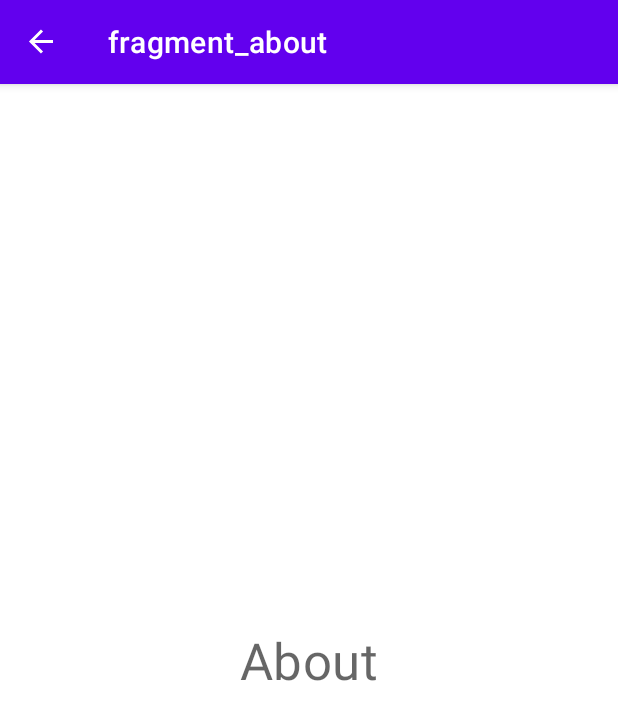
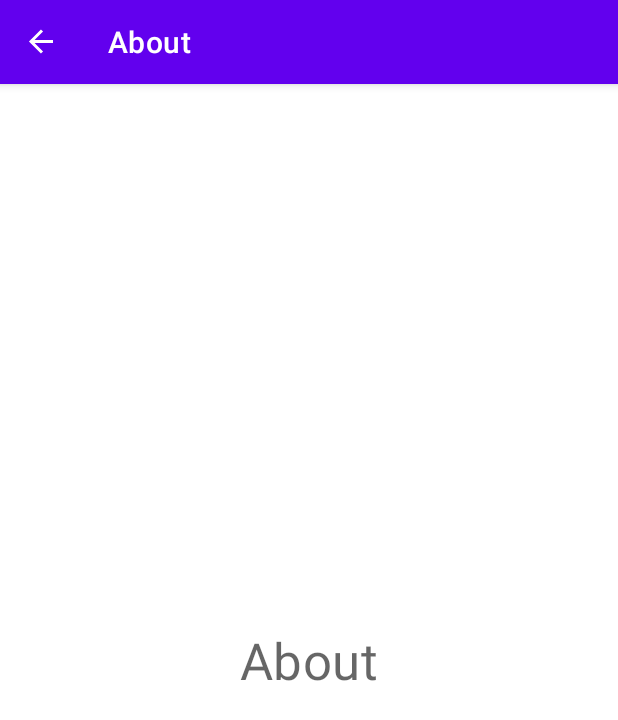
Before and after one commit to JezReal/ClassKo, an Android app: the screen it shows after launch (MainActivity), in the options menu, after a tap on "About", on a phone screen of 412 x 824 dp. Shown: the top 720 px of the screen. Run offline under Robolectric (Android 15) with nearby library versions, the phone set to English and light mode, and no system bars; our stand-ins replace Dagger/Hilt's generated code, Room's generated code, Timber, navigation-ui.

Commit message:
update fragment labels

```diff
--- a/app/src/main/res/navigation/nav_graph.xml
+++ b/app/src/main/res/navigation/nav_graph.xml
@@ -8,8 +8,8 @@
     <fragment
         android:id="@+id/scheduleListFragment"
         android:name="app.netlify.accessdeniedgc.classko.ui.ScheduleListFragment"
-        android:label="fragment_schedule_list"
-        tools:layout="@layout/fragment_schedule_list" >
+        android:label="@string/app_name"
+        tools:layout="@layout/fragment_schedule_list">
         <action
             android:id="@+id/action_scheduleListFragment_to_addScheduleFragment"
             app:destination="@id/addScheduleFragment" />
@@ -27,6 +27,6 @@
     <fragment
         android:id="@+id/aboutFragment"
         android:name="app.netlify.accessdeniedgc.classko.ui.AboutFragment"
-        android:label="fragment_about"
+        android:label="@string/about_fragment_label"
         tools:layout="@layout/fragment_about" />
 </navigation>
--- a/app/src/main/res/values/strings.xml
+++ b/app/src/main/res/values/strings.xml
@@ -1,3 +1,4 @@
 <resources>
     <string name="app_name">ClassKo</string>
+    <string name="about_fragment_label">About</string>
 </resources>
```
